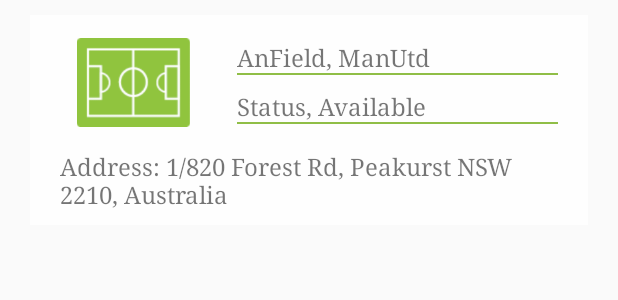
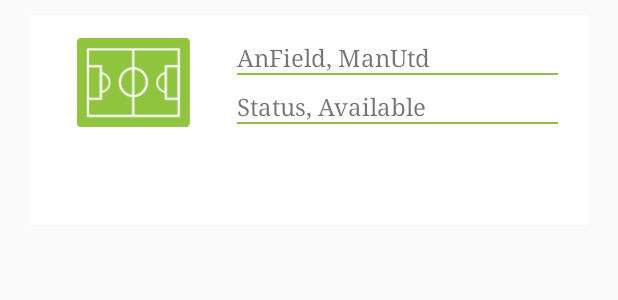
Before and after one commit to imranbscs/LEFBB, an Android app: the layout list_item_football_fields.xml on its own in the app's theme, with its tools: preview values and no code run, on a phone screen of 412 x 824 dp. Shown: the top 300 px of the screen. Run offline under Robolectric (Android 15) with nearby library versions, the phone set to English and light mode, and no system bars.

Commit message:
done
done

```diff
--- a/LAEBProject/app/src/main/java/com/laeb/laebproject/ProfileActivity.java
+++ b/LAEBProject/app/src/main/java/com/laeb/laebproject/ProfileActivity.java
@@ -71,6 +71,7 @@ public class ProfileActivity extends AppCompatActivity {
         String user =  channel.getString("user","default");
         JSONObject obj = new JSONObject(user);
         Edt_DOB.setText(obj.getString("dob"));
+        Edt_Email.setText(obj.getString("email"));
         Log.i("asd", "---------------- this is gender : " + obj.getString("gender"));
         Edt_Full_Name.setText(obj.getString("name"));
         mySpinner.setSelection(getIndex(mySpinner,cities.get(obj.getInt("city")).getName()));
--- a/LAEBProject/app/src/main/java/com/laeb/laebproject/create_field_fragments/MapFragment.java
+++ b/LAEBProject/app/src/main/java/com/laeb/laebproject/create_field_fragments/MapFragment.java
@@ -98,9 +98,9 @@ public class MapFragment extends Fragment implements View.OnClickListener, OnMap
     public void onMapReady(GoogleMap map) {
         googleMap = map;
         googleMap.setMyLocationEnabled(true);
-        buildGoogleApiClient();
+       // buildGoogleApiClient();
 
-        mGoogleApiClient.connect();
+       // mGoogleApiClient.connect();
 
 
     }
--- a/LAEBProject/app/src/main/res/layout/list_item_football_fields.xml
+++ b/LAEBProject/app/src/main/res/layout/list_item_football_fields.xml
@@ -82,8 +82,9 @@
                 android:layout_height="wrap_content"
                 android:textSize="16sp"
                 android:layout_marginLeft="20dp"
+                android:id="@+id/txtAddress"
                 android:layout_marginRight="20dp"
-                android:text="Address: 1/820 Forest Rd, Peakurst NSW 2210, Australia"/>
+                android:text=""/>
             <!--<View-->
                 <!--android:layout_width="match_parent"-->
                 <!--android:layout_height="20dp"-->
```
Also changed, not shown: LAEBProject/app/src/main/AndroidManifest.xml (+5 -8 lines), LAEBProject/app/src/main/java/com/laeb/laebproject/adapters/FootBallFieldsAdapter.java (+7 -5 lines), LAEBProject/app/src/main/java/com/laeb/laebproject/fragment/FragmentFootballFields.java (+11 -4 lines).
